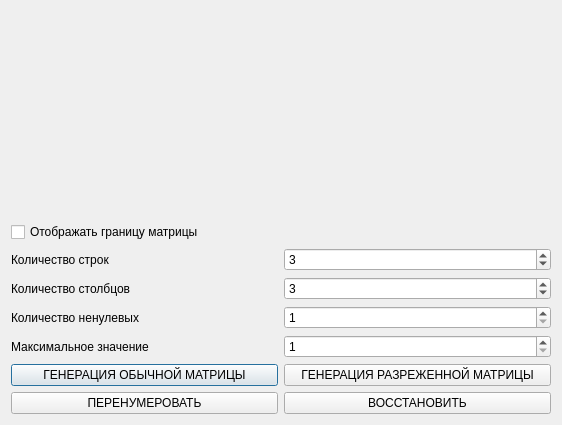
First picture: the form in dialog.ui, repository MrTrojan52/Design-Patterns-Lab2, before the edit.
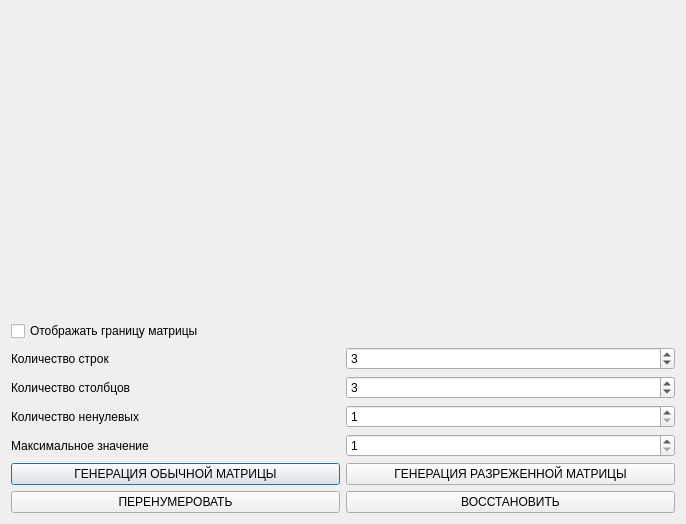
Second picture: the form after the edit. Custom widgets are drawn as their Qt base class.

```diff
--- a/dialog.ui
+++ b/dialog.ui
@@ -6,8 +6,8 @@
    <rect>
     <x>0</x>
     <y>0</y>
-    <width>562</width>
-    <height>425</height>
+    <width>686</width>
+    <height>524</height>
    </rect>
   </property>
   <property name="windowTitle">
```
